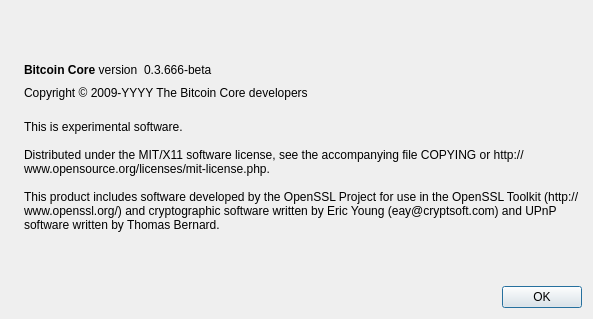
Before: the Qt Designer form src/qt/forms/aboutdialog.ui in IXCoin-Dev/IXCoin, drawn with Qt 5.
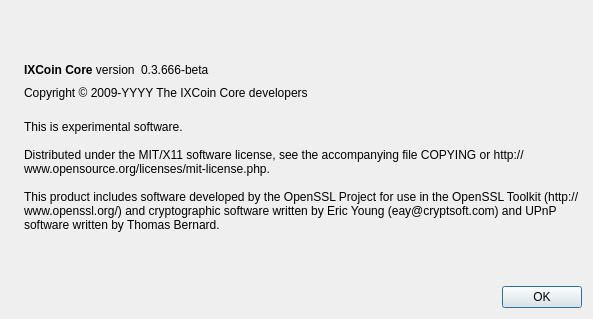
After: the same form once the commit is applied. Icons and pictures are not drawn.

Commit message: IXCoin Renaming and Gen Block

Diff of the .ui file:
```diff
--- a/src/qt/forms/aboutdialog.ui
+++ b/src/qt/forms/aboutdialog.ui
@@ -50,7 +50,7 @@
           <cursorShape>IBeamCursor</cursorShape>
          </property>
          <property name="text">
-          <string>&lt;b&gt;Bitcoin Core&lt;/b&gt; version</string>
+          <string>&lt;b&gt;IXCoin Core&lt;/b&gt; version</string>
          </property>
          <property name="textInteractionFlags">
           <set>Qt::LinksAccessibleByMouse|Qt::TextSelectableByKeyboard|Qt::TextSelectableByMouse</set>
@@ -91,7 +91,7 @@
         <cursorShape>IBeamCursor</cursorShape>
        </property>
        <property name="text">
-        <string notr="true">Copyright &amp;copy; 2009-YYYY The Bitcoin Core developers</string>
+        <string notr="true">Copyright &amp;copy; 2009-YYYY The IXCoin Core developers</string>
        </property>
        <property name="textFormat">
         <enum>Qt::RichText</enum>
```
Left out of the diff: 6 changed lines with no effect on the pictures. The commit also changes 422 other files.
